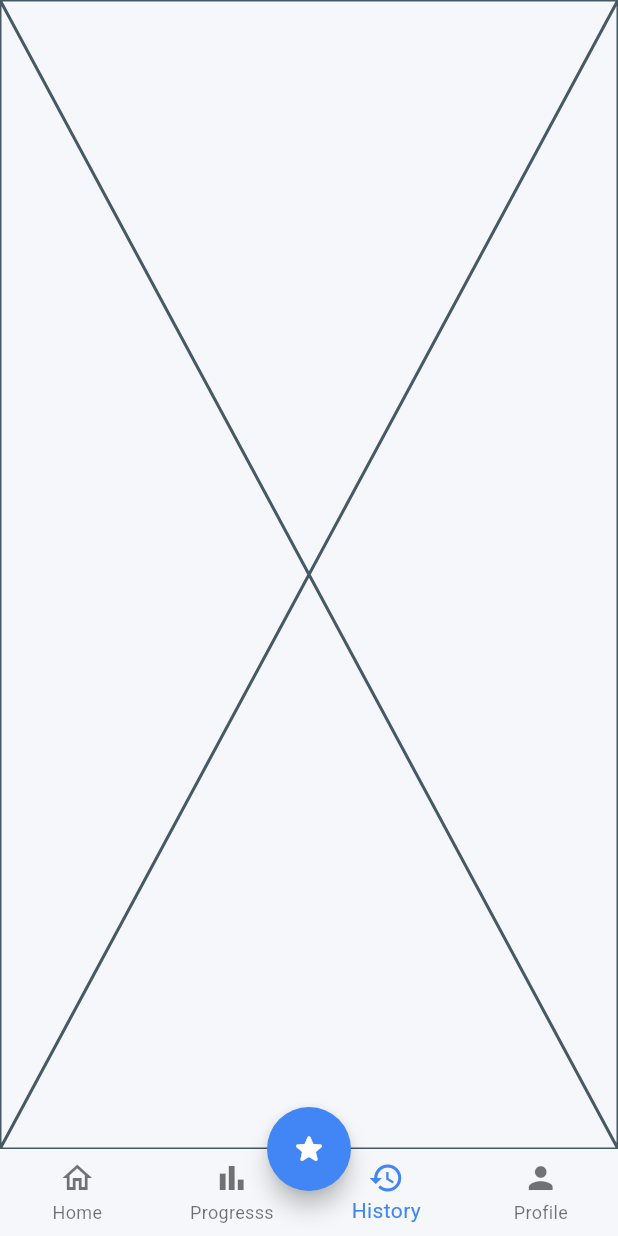
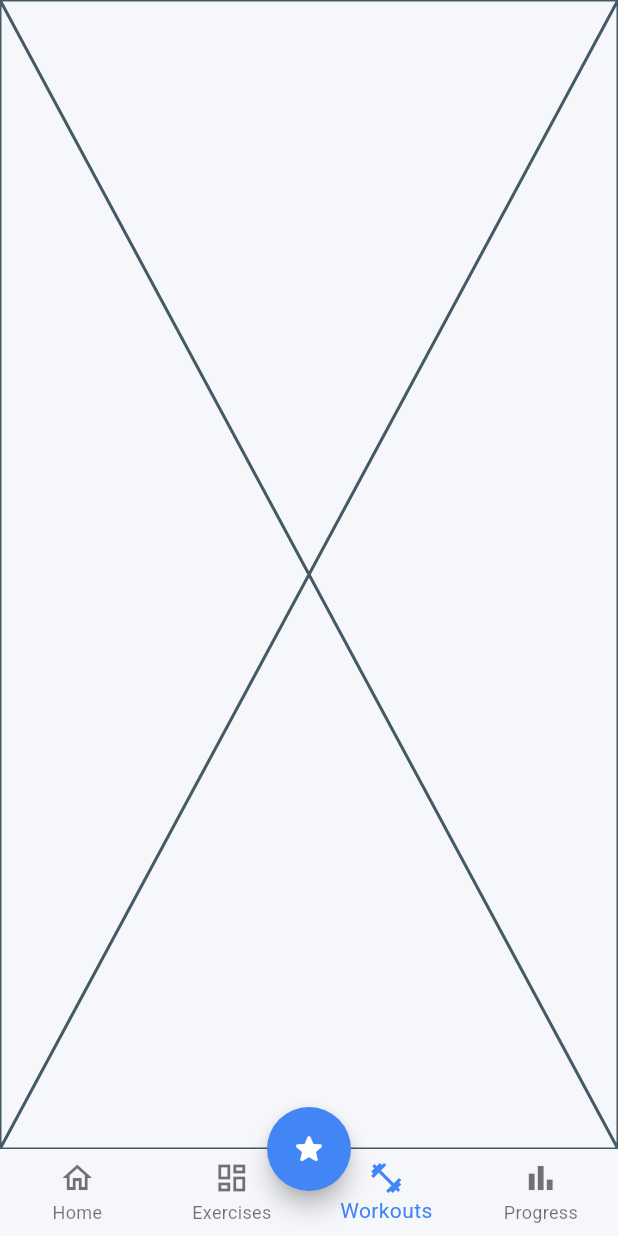
Before and after one commit to Providence256/fitness-AI-buddy, a Flutter app: the ResponsiveNavigation screen opened by its route, item 3 of the bottom bar chosen, on a phone screen of 412 x 824 dp. Run offline on Flutter 3.47's test engine with Material 3 defaults, Android fonts, the phone set to English and light mode, and no system bars.

Commit message:
new features

```diff
--- /dev/null
+++ b/lib/features/exercise/exercise_screen.dart
@@ -0,0 +1,10 @@
+import 'package:flutter/material.dart';
+
+class ExerciseScreen extends StatelessWidget {
+  const ExerciseScreen({super.key});
+
+  @override
+  Widget build(BuildContext context) {
+    return const Placeholder();
+  }
+}
--- /dev/null
+++ b/lib/features/workout/workout_screen.dart
@@ -0,0 +1,10 @@
+import 'package:flutter/material.dart';
+
+class WorkoutScreen extends StatelessWidget {
+  const WorkoutScreen({super.key});
+
+  @override
+  Widget build(BuildContext context) {
+    return const Placeholder();
+  }
+}
--- a/lib/widgets/common/responsive_navigation.dart
+++ b/lib/widgets/common/responsive_navigation.dart
@@ -1,7 +1,7 @@
-import 'package:fitness_app/features/history/history_screen.dart';
+import 'package:fitness_app/features/exercise/exercise_screen.dart';
 import 'package:fitness_app/features/home/home_screen.dart';
-import 'package:fitness_app/features/profile/profile_screen.dart';
 import 'package:fitness_app/features/progress/progress_screen.dart';
+import 'package:fitness_app/features/workout/workout_screen.dart';
 import 'package:fitness_app/utility/responsive_breakpoints.dart';
 import 'package:flutter/material.dart';
 
@@ -23,22 +23,22 @@ class _ResponsiveNavigationState extends State<ResponsiveNavigation> {
       page: HomeScreen(),
     ),
     AppDestination(
-      label: 'Progresss',
-      icon: Icons.bar_chart,
-      selectedIcon: Icons.bar_chart_outlined,
-      page: ProgressScreen(),
+      label: 'Exercises',
+      icon: Icons.dashboard_outlined,
+      selectedIcon: Icons.dashboard,
+      page: ExerciseScreen(),
     ),
     AppDestination(
-      label: 'History',
-      icon: Icons.history_outlined,
-      selectedIcon: Icons.history,
-      page: HistoryScreen(),
+      label: 'Workouts',
+      icon: Icons.fitness_center_outlined,
+      selectedIcon: Icons.fitness_center,
+      page: WorkoutScreen(),
     ),
     AppDestination(
-      label: 'Profile',
-      icon: Icons.person,
-      selectedIcon: Icons.person_outline,
-      page: ProfileScreen(),
+      label: 'Progress',
+      icon: Icons.bar_chart_outlined,
+      selectedIcon: Icons.bar_chart,
+      page: ProgressScreen(),
     ),
   ];
 
```
